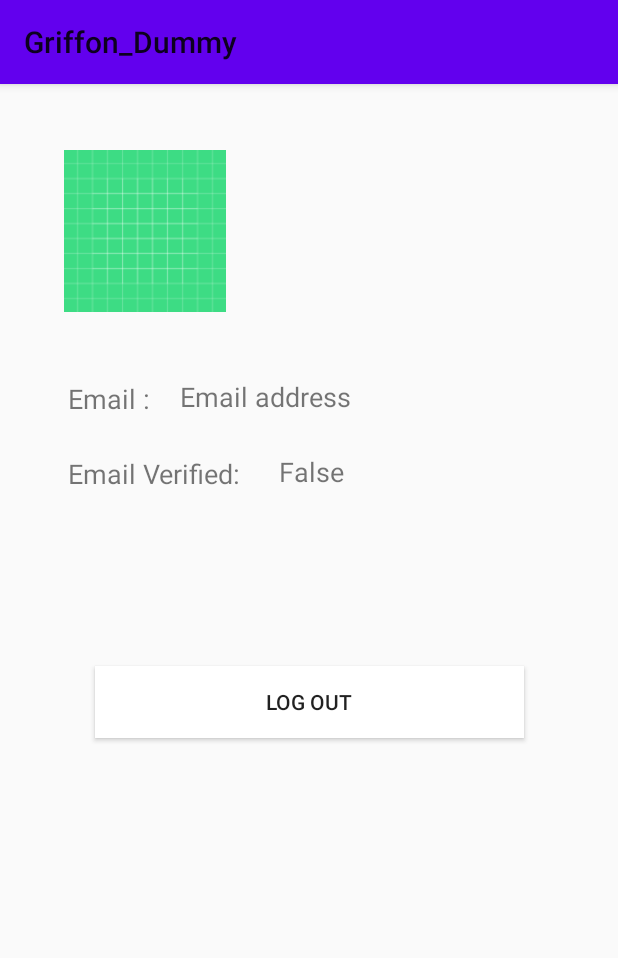
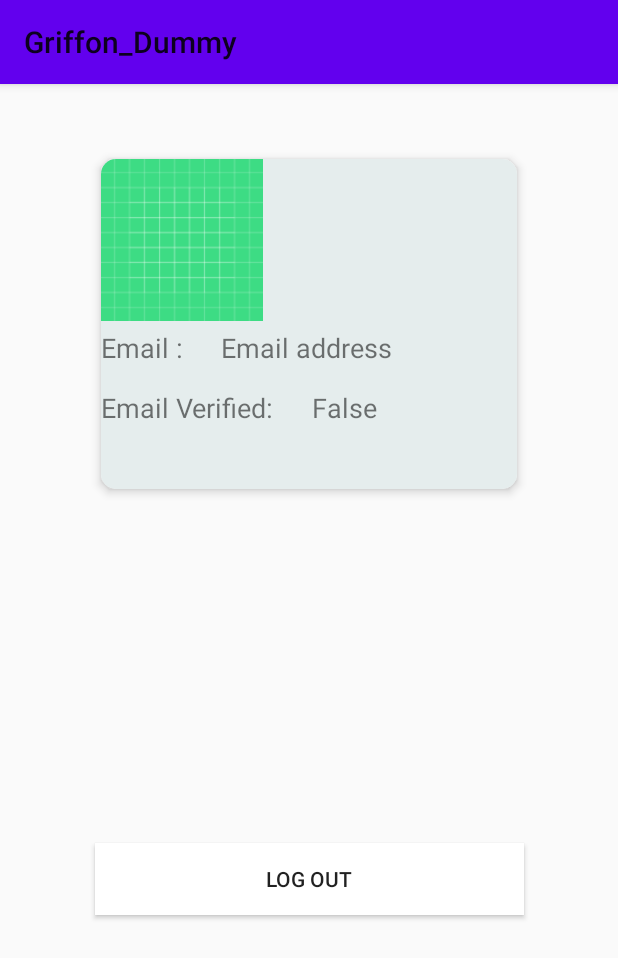
Before and after one commit to bakkeldio/Griffon_Dummy, an Android app: the fragment ProfileFragment placed in its activity, on a phone screen of 412 x 824 dp. Shown: the top 958 px of the screen. Run offline under Robolectric (Android 15) with nearby library versions, the phone set to English and light mode, and no system bars; our stand-ins replace RxJava; libraries missing offline, so code that uses them is left out: com.theartofdev.edmodo; network calls fail; pictures from the network do not load; 1 statement that could not run was skipped.

Commit message:
CardView commit

```diff
--- /dev/null
+++ b/app/src/main/res/layout/card_view.xml
@@ -0,0 +1,6 @@
+<?xml version="1.0" encoding="utf-8"?>
+<androidx.constraintlayout.widget.ConstraintLayout
+    xmlns:android="http://schemas.android.com/apk/res/android" android:layout_width="match_parent"
+    android:layout_height="match_parent">
+
+</androidx.constraintlayout.widget.ConstraintLayout>
--- a/app/src/main/res/layout/fragment_profile.xml
+++ b/app/src/main/res/layout/fragment_profile.xml
@@ -15,61 +15,83 @@
         android:text="@string/log_out"
         android:background="#ffffff"
         app:layout_constraintEnd_toEndOf="parent"
+        app:layout_constraintTop_toBottomOf="@id/cardView"
         app:layout_constraintHorizontal_bias="0.5"
+        app:layout_constraintStart_toStartOf="parent" />
+
+
+    <androidx.cardview.widget.CardView
+        android:id="@+id/cardView"
+        android:layout_width="277dp"
+        android:layout_height="220dp"
+        android:layout_marginTop="50dp"
+        android:background="#00BCD4"
+        app:cardCornerRadius="10dp"
+        app:cardElevation="4dp"
+        app:layout_constraintEnd_toEndOf="parent"
         app:layout_constraintStart_toStartOf="parent"
-        app:layout_constraintTop_toBottomOf="@+id/userLogo" />
+        app:layout_constraintTop_toTopOf="parent">
+
+        <LinearLayout
+            android:layout_width="match_parent"
+            android:layout_height="match_parent"
+            android:background="#E5EDED"
+            android:orientation="vertical">
 
             <ImageView
                 android:id="@+id/userLogo"
                 android:layout_width="wrap_content"
                 android:layout_height="wrap_content"
-        android:layout_marginTop="44dp"
+                android:scaleType="fitStart"
                 android:src="@drawable/ic_launcher_background"
-        app:layout_constraintEnd_toEndOf="parent"
-        app:layout_constraintHorizontal_bias="0.141"
-        app:layout_constraintStart_toStartOf="parent"
-        app:layout_constraintTop_toTopOf="parent" />
+                app:layout_constraintHorizontal_bias="0.141" />
 
+            <LinearLayout
+                android:layout_width="match_parent"
+                android:layout_height="wrap_content"
+                android:layout_marginTop="5dp"
+                android:orientation="horizontal">
+
+                <TextView
+                    android:layout_width="wrap_content"
+                    android:layout_height="wrap_content"
+                    android:text="@string/labelEmail"
+                    android:textSize="18sp" />
 
                 <TextView
                     android:id="@+id/email"
                     android:layout_width="wrap_content"
                     android:layout_height="wrap_content"
-        android:layout_marginStart="120dp"
-        android:layout_marginTop="44dp"
+                    android:layout_marginStart="25dp"
                     android:text="@string/email_address"
-        android:textSize="18sp"
-        app:layout_constraintStart_toStartOf="parent"
-        app:layout_constraintTop_toBottomOf="@+id/userLogo" />
+                    android:textSize="18sp" />
 
-    <TextView
-        android:id="@+id/emailLabel2"
-        android:layout_width="wrap_content"
+            </LinearLayout>
+
+            <LinearLayout
+                android:layout_width="match_parent"
                 android:layout_height="wrap_content"
-        android:layout_marginStart="45dp"
-        android:layout_marginTop="45dp"
-        android:text="@string/labelEmail"
-        android:textSize="18sp"
-        app:layout_constraintStart_toStartOf="parent"
-        app:layout_constraintTop_toBottomOf="@+id/userLogo" />
+                android:layout_marginTop="15dp"
+                android:orientation="horizontal">
 
                 <TextView
                     android:layout_width="wrap_content"
                     android:layout_height="wrap_content"
-        android:layout_marginTop="25dp"
-        app:layout_constraintTop_toBottomOf="@+id/emailLabel2"
-        app:layout_constraintStart_toStartOf="@+id/emailLabel2"
                     android:text="@string/email_verified"
-        android:id="@+id/emailVerified"
-        android:textSize="18sp"/>
+                    android:textSize="18sp" />
+
                 <TextView
+                    android:id="@+id/emailVerification"
                     android:layout_width="wrap_content"
                     android:layout_height="wrap_content"
-        android:layout_marginTop="25dp"
-        android:id="@+id/emailVerification"
-        app:layout_constraintTop_toBottomOf="@id/email"
-        app:layout_constraintStart_toEndOf="@+id/emailVerified"
                     android:layout_marginStart="25dp"
                     android:text="@string/FalseDefault"
-        android:textSize="18sp"/>
+                    android:textSize="18sp" />
+
+            </LinearLayout>
+
+        </LinearLayout>
+
+
+    </androidx.cardview.widget.CardView>
 </androidx.constraintlayout.widget.ConstraintLayout>
--- a/app/src/main/res/layout/fragment_sign_in.xml
+++ b/app/src/main/res/layout/fragment_sign_in.xml
@@ -94,6 +94,7 @@
         android:layout_width="287dp"
         android:layout_height="wrap_content"
         android:layout_marginTop="7dp"
+        android:background="#FFFFFF"
         android:text="Sign In Now"
         app:layout_constraintEnd_toEndOf="parent"
         app:layout_constraintHorizontal_bias="0.5"
```
Lines whose indentation alone changed are shown as unchanged.
